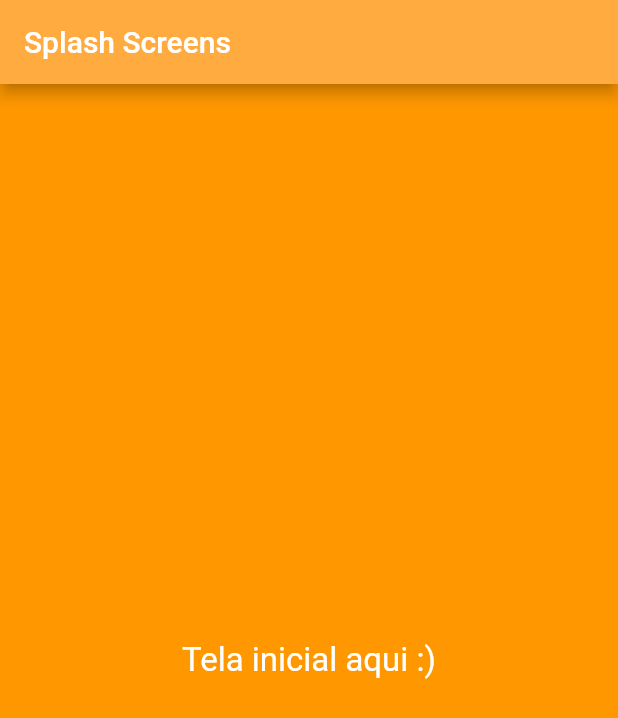
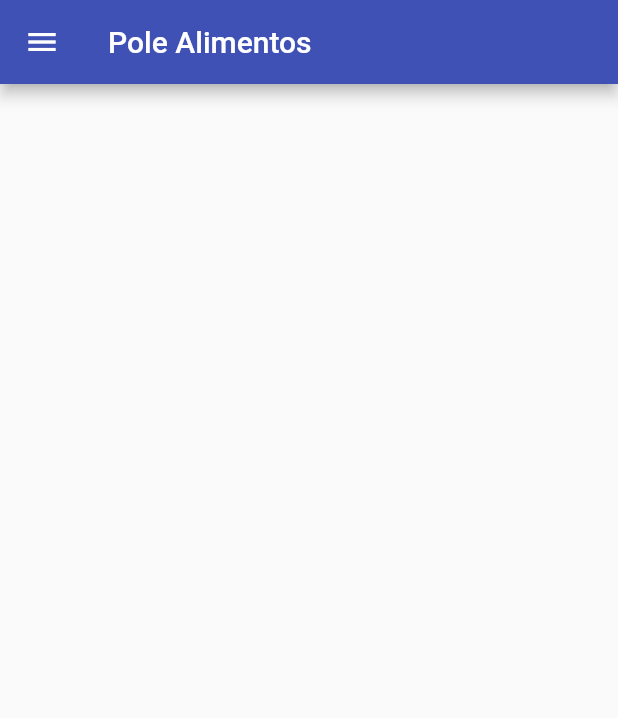
Before and after one commit to GabrielDiasFaria/FlutterGDF, a Flutter app: the HomeScreen screen opened directly, on a phone screen of 412 x 824 dp. Shown: the top 718 px of the screen. Run offline on Flutter 3.47's test engine with Material 2 defaults, Android fonts, the phone set to English and light mode, and no system bars; our stand-ins replace splashscreen.

Commit message:
Commit 12/12/2019

```diff
--- a/Curso Flutter/Gabriel/flutter_app/lib/ui/home_screen.dart
+++ b/Curso Flutter/Gabriel/flutter_app/lib/ui/home_screen.dart
@@ -1,4 +1,5 @@
 import 'package:flutter/material.dart';
+import 'empresa_screen.dart';
 
 class HomeScreen extends StatefulWidget {
   @override
@@ -10,16 +11,46 @@ class _HomeScreenState extends State<HomeScreen> {
   Widget build(BuildContext context) {
     return Scaffold(
       appBar: AppBar(
-        title: Text('Splash Screens'),
-        backgroundColor: Colors.orangeAccent,
+        title: Text('Pole Alimentos'),
+        backgroundColor: Colors.indigo,
       ),
-      backgroundColor: Colors.orange,
-      body: Center(
-        child: Text('Tela inicial aqui :)',
-        style: TextStyle(
-          fontSize: 22.0,
-          color: Colors.white
-        )),
+      drawer: Drawer(
+        child: ListView(
+          padding: EdgeInsets.zero,
+          children: <Widget>[
+            UserAccountsDrawerHeader(
+              decoration: BoxDecoration(
+                color: Colors.indigo,
+              ),
+              accountName: Text("Gabriel Dias"),
+              accountEmail: Text("gabrieldiasfaria@email.com"),
+              currentAccountPicture: CircleAvatar(
+                backgroundImage: NetworkImage("http://i.pravatar.cc/300"),
+              ),
+            ),
+            ListTile(
+              title: Text('Empresa'),
+              onTap: () {
+                // Update the state of the app
+                // ...
+                // Then close the drawer
+                Navigator.pop(context);
+                Navigator.push(context, MaterialPageRoute(
+                  builder: (BuildContext context) => empresaScreen()
+                ));
+              },
+            ),
+            ListTile(
+              title: Text('Módulos'),
+              onTap: () {
+                // Update the state of the app
+                // ...
+                // Then close the drawer
+                Navigator.pop(context);
+              },
+            ),
+          ],
+        ),
       ),
     );
   }
--- a/Curso Flutter/Gabriel/flutter_app/lib/ui/login.dart
+++ b/Curso Flutter/Gabriel/flutter_app/lib/ui/login.dart
@@ -52,7 +52,7 @@ class _LoginAppState extends State<LoginScreen> {
     final loginButon = Material(
       elevation: 5.0,
       borderRadius: BorderRadius.circular(30.0),
-      color: Color(0xff01A0C7),
+      color: Colors.indigo,
       child: MaterialButton(
         minWidth: MediaQuery.of(context).size.width,
         padding: EdgeInsets.fromLTRB(20.0, 15.0, 20.0, 15.0),
@@ -62,7 +62,7 @@ class _LoginAppState extends State<LoginScreen> {
             ),
           );
         },
-        child: Text("Login",
+        child: Text("Acessar",
             textAlign: TextAlign.center,
             style: style.copyWith(
                 color: Colors.white, fontWeight: FontWeight.bold)),
@@ -84,7 +84,7 @@ class _LoginAppState extends State<LoginScreen> {
                   )
           ),
           child: Padding(
-            padding: const EdgeInsets.only(top: 36, left: 36, right: 36),
+            padding: const EdgeInsets.only(left: 36, right: 36),
             child: Column(
               crossAxisAlignment: CrossAxisAlignment.center,
               mainAxisAlignment: MainAxisAlignment.center,
--- a/Curso Flutter/Gabriel/flutter_app/pubspec.yaml
+++ b/Curso Flutter/Gabriel/flutter_app/pubspec.yaml
@@ -19,6 +19,7 @@ environment:
 dependencies:
   flutter:
     sdk: flutter
+  http: ^0.12.0+2
 
   # The following adds the Cupertino Icons font to your application.
   # Use with the CupertinoIcons class for iOS style icons.
```
Also changed, not shown: Curso Flutter/Gabriel/flutter_app/lib/ui/empresa_screen.dart (added, +75 -0 lines), Curso Flutter/Gabriel/flutter_app/pubspec.lock.
